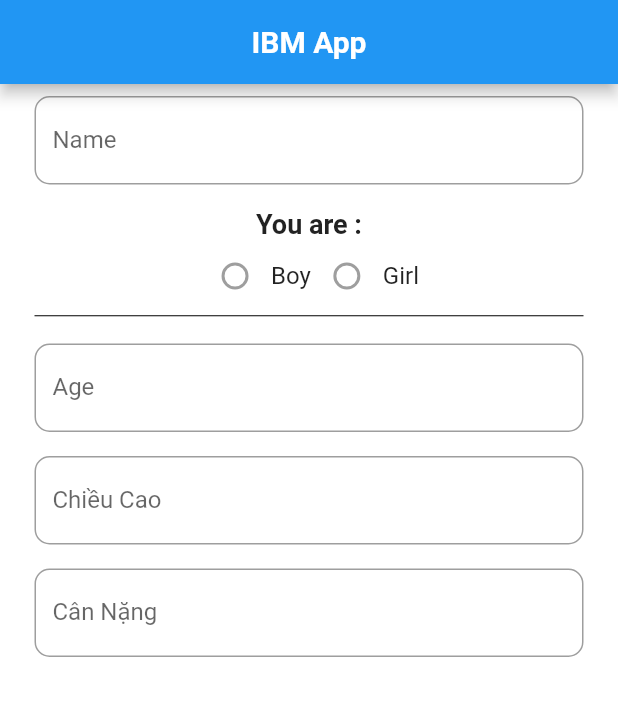
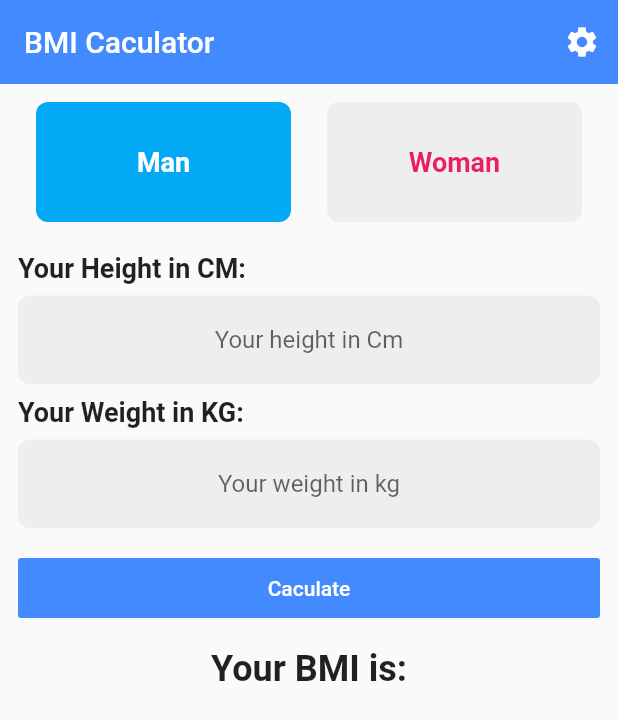
Before and after one commit to Shindd9908/ibm_flutter_code_basic, a Flutter app: the screen it shows after launch, on a phone screen of 412 x 824 dp. Shown: the top 720 px of the screen. Run offline on Flutter 3.47's test engine with Material 2 defaults, Android fonts, the phone set to English and light mode, and no system bars.

Commit message:
not done, f1 can fix

```diff
--- a/lib/main.dart
+++ b/lib/main.dart
@@ -1,5 +1,4 @@
 import 'package:flutter/material.dart';
-import 'package:fluttertoast/fluttertoast.dart';
 
 void main() {
   runApp(const MyApp());
@@ -25,173 +24,217 @@
 }
 
 class _IbmAppState extends State<IbmApp> {
+  //custom radio Button
+  int currentindex = 0;
+  String result = "";
+
+  //custom inputCtroller
+  TextEditingController heightController = TextEditingController();
+  TextEditingController weightController = TextEditingController();
+
   @override
   Widget build(BuildContext context) {
-    return Scaffold(
-      backgroundColor: Colors.white,
+    return Container(
+      child: Scaffold(
+        //first, create Appbar
         appBar: AppBar(
-        title: const Align(
-          child: Text(
-            'IBM App',
-            style: TextStyle(fontSize: 20, fontWeight: FontWeight.bold),
+          title: Text(
+            "BMI Caculator",
+            style: TextStyle(color: Colors.white),
           ),
-          alignment: Alignment.center,
+          elevation: 0.0,
+          backgroundColor: Colors.blueAccent,
+          actions: [
+            IconButton(
+              onPressed: () {},
+              icon: Icon(
+                Icons.settings,
+                color: Colors.white,
+              ),
+            )
+          ],
+        ),
+        //create body
+        //warp inside a SingleScrollChild
+        body: SingleChildScrollView(
+          child: Padding(
+            padding: const EdgeInsets.all(12.0),
+            child: Column(
+              crossAxisAlignment: CrossAxisAlignment.start,
+              mainAxisAlignment: MainAxisAlignment.start,
+              children: [
+                Row(
+                  children: [
+                    radioButton("Man", Colors.lightBlue, 0),
+                    radioButton("Woman", Colors.pink, 1),
+                  ],
+                ),
+                SizedBox(
+                  height: 20.0,
+                ),
+                //create input form
+                Text(
+                  "Your Height in CM: ",
+                  style: TextStyle(
+                    fontSize: 18.0,
+                    fontWeight: FontWeight.bold,
                   ),
                 ),
-      body: Padding(
-        padding: const EdgeInsets.symmetric(horizontal: 15),
-        child: Column(
-          children: [
-            Padding(
-              padding: const EdgeInsets.all(8.0),
-              child: TextField(
-                obscureText: false,
+
+                SizedBox(
+                  height: 8.0,
+                ),
+
+                TextField(
+                  keyboardType: TextInputType.number,
+                  textAlign: TextAlign.center,
+                  //custom Controller
+                  controller: heightController,
                   decoration: InputDecoration(
+                    hintText: "Your height in Cm",
+                    filled: true,
+                    fillColor: Colors.grey.shade200,
                     border: OutlineInputBorder(
-                    borderRadius: BorderRadius.circular(10),
-                  ),
-                  labelText: 'Name',
-                  hintText: 'Name',
+                      borderRadius: BorderRadius.circular(8.0),
+                      borderSide: BorderSide.none,
                     ),
                   ),
                 ),
-            const Padding(
-              padding: EdgeInsets.all(8.0),
-              child: RadionBtnChecked(),
+
+                SizedBox(
+                  height: 8.0,
                 ),
-            Padding(
-              padding: const EdgeInsets.all(8.0),
-              child: TextField(
-                obscureText: false,
+
+                //create countinue
+                Text(
+                  "Your Weight in KG: ",
+                  style: TextStyle(
+                    fontSize: 18.0,
+                    fontWeight: FontWeight.bold,
+                  ),
+                ),
+
+                SizedBox(
+                  height: 8.0,
+                ),
+
+                TextField(
+                  keyboardType: TextInputType.number,
+                  textAlign: TextAlign.center,
+                  controller: weightController,
                   decoration: InputDecoration(
+                    hintText: "Your weight in kg",
+                    filled: true,
+                    fillColor: Colors.grey.shade200,
                     border: OutlineInputBorder(
-                    borderRadius: BorderRadius.circular(10),
-                  ),
-                  labelText: 'Age',
-                  hintText: 'Age',
+                      borderRadius: BorderRadius.circular(8.0),
+                      borderSide: BorderSide.none,
                     ),
                   ),
                 ),
-            Padding(
-              padding: const EdgeInsets.all(8.0),
-              child: TextField(
-                obscureText: false,
-                decoration: InputDecoration(
-                  border: OutlineInputBorder(
-                    borderRadius: BorderRadius.circular(10),
+
+                SizedBox(
+                  height: 20.0,
                 ),
-                  labelText: 'Chiều Cao',
-                  hintText: 'Chiều Cao (CM)',
+
+                //create button
+                Container(
+                  // ignore: deprecated_member_use
+                  width: double.infinity,
+                  height: 40.0,
+                  child: FlatButton(
+                    onPressed: () {
+                      double height = double.parse(heightController.value.text);
+                      double weight = double.parse(weightController.value.text);
+                      caculateBMI(height, weight);
+                    },
+                    color: Colors.blueAccent,
+                    child: Text(
+                      "Caculate",
+                      style: TextStyle(color: Colors.white),
                     ),
                   ),
                 ),
-            Padding(
-              padding: const EdgeInsets.all(8.0),
-              child: TextField(
-                obscureText: false,
-                decoration: InputDecoration(
-                  border: OutlineInputBorder(
-                    borderRadius: BorderRadius.circular(10),
+
+                SizedBox(
+                  height: 20.0,
                 ),
-                  labelText: 'Cân Nặng',
-                  hintText: 'Cân Nặng (KG)',
+
+                Container(
+                  width: double.infinity,
+                  child: Text(
+                    "Your BMI is: ",
+                    textAlign: TextAlign.center,
+                    style:
+                        TextStyle(fontSize: 24.0, fontWeight: FontWeight.bold),
                   ),
                 ),
+
+                SizedBox(
+                  height: 50.0,
                 ),
+
+                Container(
+                  width: double.infinity,
+                  child: Text(
+                    "$result",
+                    textAlign: TextAlign.center,
+                    style: TextStyle(
+                      fontSize: 40.0,
+                      fontWeight: FontWeight.bold,
+                      color: Colors.redAccent,
+                    ),
+                  ),
+                )
               ],
+            ),
+          ),
         ),
       ),
     );
   }
+
+  void caculateBMI(double height, double weight) {
+    double finalresult = weight / (height * height / 10000);
+    String bmi = finalresult.toStringAsFixed(2);
+    setState(() {
+      result = bmi;
+    });
   }
 
-enum BestChecked { boy, girl }
-
-class RadionBtnChecked extends StatefulWidget {
-  const RadionBtnChecked({Key? key}) : super(key: key);
-
-  @override
-  _RadionBtnCheckedState createState() => _RadionBtnCheckedState();
+  //declare funtion
+  void changeIndex(int index) {
+    setState(() {
+      currentindex = index;
+    });
   }
 
-class _RadionBtnCheckedState extends State<RadionBtnChecked> {
-  // ignore: unused_field
-  int _radioValue1 = -1;
-  _myFunction(int value) {
-    setState(() {
-      _radioValue1 = value;
-
-      switch (_radioValue1) {
-        case 1:
-          Fluttertoast.showToast(
-              msg: 'Correct !', toastLength: Toast.LENGTH_SHORT);
-          break;
-        case 2:
-          Fluttertoast.showToast(msg: 'Try again !',toastLength: Toast.LENGTH_SHORT);
-          break;
-        default:
-      }
-    });
-  }
-  //=> print("Being pressed!");
-
-  // ignore: unused_element
-  /*dynamic _handleRadioValueChange1() {
-    int value;
-    setState(() {
-      int _radioValue1 = value;
-
-      switch (_radioValue1) {
-        case 1:
-          Fluttertoast.showToast(
-              msg: 'Correct !', toastLength: Toast.LENGTH_SHORT);
-          break;
-        case 2:
-          Fluttertoast.showToast(
-              msg: 'Try again !', toastLength: Toast.LENGTH_SHORT);
-          break;
-      }
-    });
-  }*/
-
-  @override
-  Widget build(BuildContext context) {
-    return Column(
-      children: [
-        const Text(
-          'You are :',
+  //create a new custom widgets
+  Widget radioButton(String value, Color color, int index) {
+    return Expanded(
+        child: Container(
+      margin: const EdgeInsets.symmetric(horizontal: 12.0),
+      //up height
+      height: 80.0,
+      // ignore: deprecated_member_use
+      child: FlatButton(
+        //this line means if the current index is equalt to the button index then put the color
+        //the main color the we will define otherwise make it grey
+        color: currentindex == index ? color : Colors.grey.shade200,
+        shape: RoundedRectangleBorder(borderRadius: BorderRadius.circular(8.0)),
+        onPressed: () {
+          changeIndex(index);
+        },
+        //apply some modification to the button text color
+        child: Text(
+          value,
           style: TextStyle(
+            color: currentindex == index ? Colors.white : color,
+            fontSize: 18.0,
             fontWeight: FontWeight.bold,
-            fontSize: 18.0,
           ),
         ),
-        Row(
-          mainAxisAlignment: MainAxisAlignment.center,
-          children: [
-            Radio(
-                value: 1,
-                groupValue: _radioValue1,
-                onChanged: _myFunction(_radioValue1)),
-            const Text(
-              'Boy',
-              style: TextStyle(fontSize: 16),
       ),
-            Radio(
-                value: 2,
-                groupValue: _radioValue1,
-                onChanged: _myFunction(_radioValue1)),
-            const Text(
-              'Girl',
-              style: TextStyle(fontSize: 16),
-            ),
-          ],
-        ),
-        const Divider(
-          height: 5,
-          color: Colors.black,
-        ),
-        const Padding(padding: EdgeInsets.symmetric(horizontal: 8)),
-      ],
-    );
+    ));
   }
 }
```
Lines whose indentation alone changed are shown as unchanged.
